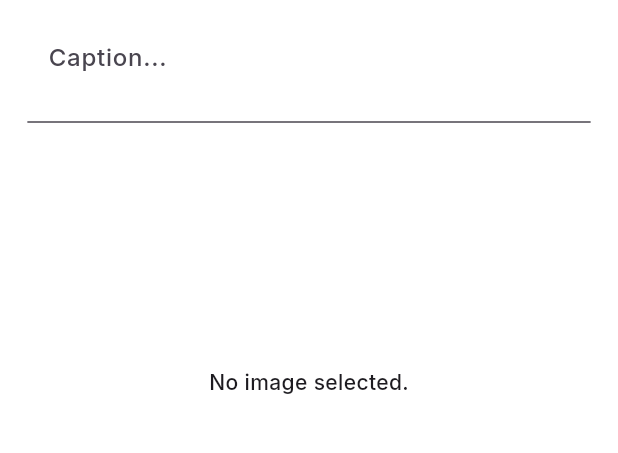
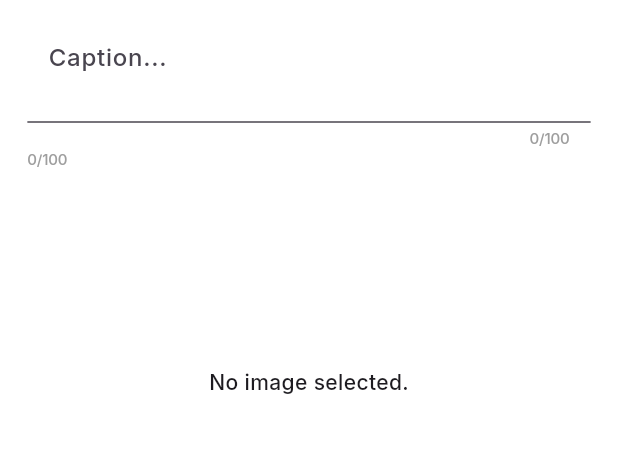
Before and after one commit to kstar0102/RollaTravel, a Flutter app: the TakePictureScreen screen opened directly with empty values, on a phone screen of 412 x 824 dp, the part 194-647 px from its top. Run offline on Flutter 3.47's test engine with Material 3 defaults, Android fonts, the phone set to English and light mode, and no system bars; our stand-ins replace camera, flutter_local_notifications, flutter_map, flutter_riverpod, flutter_screenutil, flutter_typeahead and 13 more; missing offline and left inert: workmanager; accounts and stored records are empty; network calls fail.

Commit message:
limiett droppin logic

```diff
--- a/lib/src/screen/droppin/drop_pin.dart
+++ b/lib/src/screen/droppin/drop_pin.dart
@@ -111,7 +111,7 @@ class DropPinScreenState extends ConsumerState<DropPinScreen> with WidgetsBindin
             mainAxisAlignment: MainAxisAlignment.start,
             children: [
               SizedBox(
-                height: vhh(context, 4),
+                height: vhh(context, 5),
               ),
               Align(
                 alignment: Alignment.topLeft,
--- a/lib/src/screen/droppin/take_picture_screen.dart
+++ b/lib/src/screen/droppin/take_picture_screen.dart
@@ -21,23 +21,27 @@ class TakePictureScreen extends ConsumerStatefulWidget {
 class TakePictureScreenState extends ConsumerState<TakePictureScreen> {
   bool showLikes = true;
   final logger = Logger();
-  double keyboardHeight = 0;
   final int _currentIndex = 3;
   final LatLng photoLocation = const LatLng(0, 0);
   final TextEditingController _captionController = TextEditingController();
+  int _currentLength = 0;
 
   @override
   void initState() {
     super.initState();
-    WidgetsBinding.instance.addPostFrameCallback((_) {
-      WidgetsBinding.instance.addPostFrameCallback((_) {
-        final keyboardHeight = MediaQuery.of(context).viewInsets.bottom;
-        if (mounted) {
+    _captionController.addListener(_updateTextLength);
+  }
+
+  @override
+  void dispose() {
+    _captionController.removeListener(_updateTextLength);
+    _captionController.dispose();
+    super.dispose();
+  }
+
+  void _updateTextLength() {
     setState(() {
-            this.keyboardHeight = keyboardHeight;
-          });
-        }
-      });
+      _currentLength = _captionController.text.length;
     });
   }
 
@@ -143,100 +147,71 @@ class TakePictureScreenState extends ConsumerState<TakePictureScreen> {
                       Column(
                         children: [
                           // Caption text field with padding and blue border
+                          // Padding(
+                          //   padding: const EdgeInsets.all(10.0),
+                          //   child: Container(
+                          //     color: Colors.transparent,
+                          //     child: TextField(
+                          //       controller: _captionController,
+                          //       textInputAction: TextInputAction.done,
+                          //       maxLines: 2,
+                          //       decoration: InputDecoration(
+                          //         hintText: 'Caption...',
+                          //         hintStyle:
+                          //             const TextStyle(fontFamily: 'inter'),
+                          //         filled: true,
+                          //         fillColor:
+                          //             Colors.white.withValues(alpha: 0.95),
+                          //         contentPadding: const EdgeInsets.symmetric(
+                          //             horizontal: 10, vertical: 8),
+                          //       ),
+                          //       style: const TextStyle(fontFamily: 'inter'),
+                          //     ),
+                          //   ),
+                          // ),
+
                           Padding(
                             padding: const EdgeInsets.all(10.0),
-                            child: Container(
+                            child: Column(
+                              crossAxisAlignment: CrossAxisAlignment.start,
+                              children: [
+                                Container(
                                   color: Colors.transparent,
                                   child: TextField(
                                     controller: _captionController,
                                     textInputAction: TextInputAction.done,
                                     maxLines: 2,
+                                    maxLength: 100,
                                     decoration: InputDecoration(
                                       hintText: 'Caption...',
-                                  hintStyle:
-                                      const TextStyle(fontFamily: 'inter'),
+                                      hintStyle: const TextStyle(fontFamily: 'inter'),
                                       filled: true,
-                                  fillColor:
-                                      Colors.white.withValues(alpha: 0.95),
+                                      fillColor: Colors.white.withValues(alpha: 0.95),
                                       contentPadding: const EdgeInsets.symmetric(
                                           horizontal: 10, vertical: 8),
+                                      counterText: '$_currentLength/100',
+                                      counterStyle: const TextStyle(
+                                        fontFamily: 'inter',
+                                        fontSize: 10,
+                                        letterSpacing: -0.1,
+                                        color: Colors.grey,
+                                      ),
                                     ),
                                     style: const TextStyle(fontFamily: 'inter'),
                                   ),
                                 ),
+                                Text(
+                                  '${_captionController.text.length}/100',
+                                  style: const TextStyle(
+                                    fontFamily: 'inter',
+                                    fontSize: 10,
+                                    letterSpacing: -0.1,
+                                    color: Colors.grey,
                                   ),
-
-                          // const Spacer(),
-                          // // Radio buttons for "hide likes" and "show likes"
-                          // Align(
-                          //   alignment: Alignment.centerLeft,
-                          //   child: Container(
-                          //     padding: const EdgeInsets.symmetric(
-                          //         horizontal: 16.0, vertical: 8.0),
-                          //     child: Column(
-                          //       mainAxisAlignment: MainAxisAlignment.center,
-                          //       children: [
-                          //         Container(
-                          //           // ignore: deprecated_member_use
-                          //           color: Colors.white.withOpacity(0.9),
-                          //           width: vww(context, 40),
-                          //           height: vhh(context, 4),
-                          //           padding: EdgeInsets.zero,
-                          //           child: Row(
-                          //             children: [
-                          //               Radio<bool>(
-                          //                 value: false,
-                          //                 groupValue: showLikes,
-                          //                 onChanged: (value) {
-                          //                   setState(() {
-                          //                     showLikes = value!;
-                          //                   });
-                          //                 },
-                          //                 activeColor: Colors.blue,
-                          //               ),
-                          //               const Text(
-                          //                 'hide likes',
-                          //                 style: TextStyle(
-                          //                     color: Colors.black,
-                          //                     fontWeight: FontWeight.w500,
-                          //                     fontFamily: 'inter'),
-                          //               ),
-                          //             ],
-                          //           ),
-                          //         ),
-                          //         const SizedBox(height: 10),
-                          //         Container(
-                          //           // ignore: deprecated_member_use
-                          //           color: Colors.white.withOpacity(0.9),
-                          //           width: vww(context, 40),
-                          //           height: vhh(context, 4),
-                          //           child: Row(
-                          //             children: [
-                          //               Radio<bool>(
-                          //                 value: true,
-                          //                 groupValue: showLikes,
-                          //                 onChanged: (value) {
-                          //                   setState(() {
-                          //                     showLikes = value!;
-                          //                   });
-                          //                 },
-                          //                 activeColor: Colors.blue,
-                          //               ),
-                          //               const Text(
-                          //                 'show likes',
-                          //                 style: TextStyle(
-                          //                     color: Colors.black,
-                          //                     fontWeight: FontWeight.w500,
-                          //                     fontFamily: 'inter'),
-                          //               ),
-                          //             ],
-                          //           ),
-                          //         ),
-                          //       ],
-                          //     ),
-                          //   ),
-                          // ),
-                          // const SizedBox(height: 16),
+                                ),
+                              ],
+                            ),
+                          )
                         ],
                       ),
                     ],
--- a/lib/src/screen/profile/profile_screen.dart
+++ b/lib/src/screen/profile/profile_screen.dart
@@ -267,6 +267,7 @@ class ProfileScreenState extends ConsumerState<ProfileScreen> {
           GlobalVariables.song4 = null;
           GlobalVariables.editDestination = null;
           GlobalVariables.selectedUserIds = [];
+          GlobalVariables.droppinCount = 0;
           ref.read(pathCoordinatesProvider.notifier).state = [];
         }
         final result = await apiService.deleteTrip(tripId);
--- a/lib/src/screen/trip/start_trip.dart
+++ b/lib/src/screen/trip/start_trip.dart
@@ -105,6 +105,7 @@ class _StartTripScreenState extends ConsumerState<StartTripScreen> {
           _hideLoadingDialog();
           ref.read(tripMarkersProvider.notifier).state = [];
           GlobalVariables.isTripStarted = false;
+          GlobalVariables.droppinCount = 0;
           ref.read(isTripStartedProvider.notifier).state = false;
           await prefs.remove("tripId");
           await prefs.remove("dropcount");
@@ -572,6 +573,7 @@ class _StartTripScreenState extends ConsumerState<StartTripScreen> {
         GlobalVariables.song4 = null;
         GlobalVariables.editDestination = null;
         GlobalVariables.selectedUserIds = [];
+        GlobalVariables.droppinCount = 0;
         ref.read(pathCoordinatesProvider.notifier).state = [];
       } else {
         _hideLoadingDialog();
```
Also changed, not shown: lib/src/screen/droppin/limit_trip_screen.dart (+24 -9 lines), lib/src/widget/bottombar.dart (+11 -6 lines), 4 other files. Lines whose indentation alone changed are shown as unchanged.
